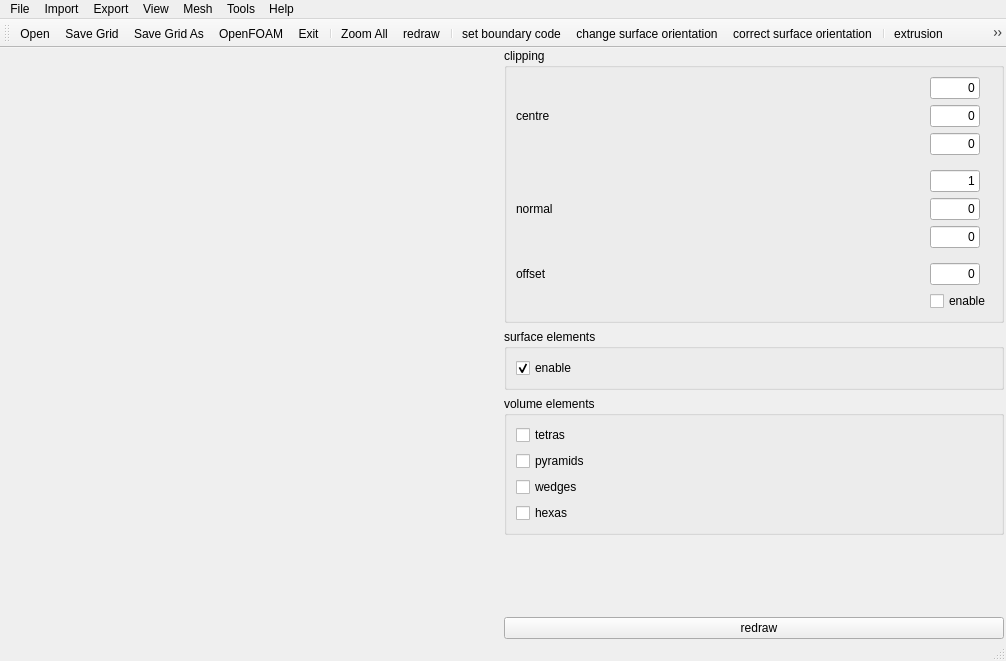
This is guimainwindow.ui in enGits/engrid as Qt 5 draws it before an edit. The edited form follows.
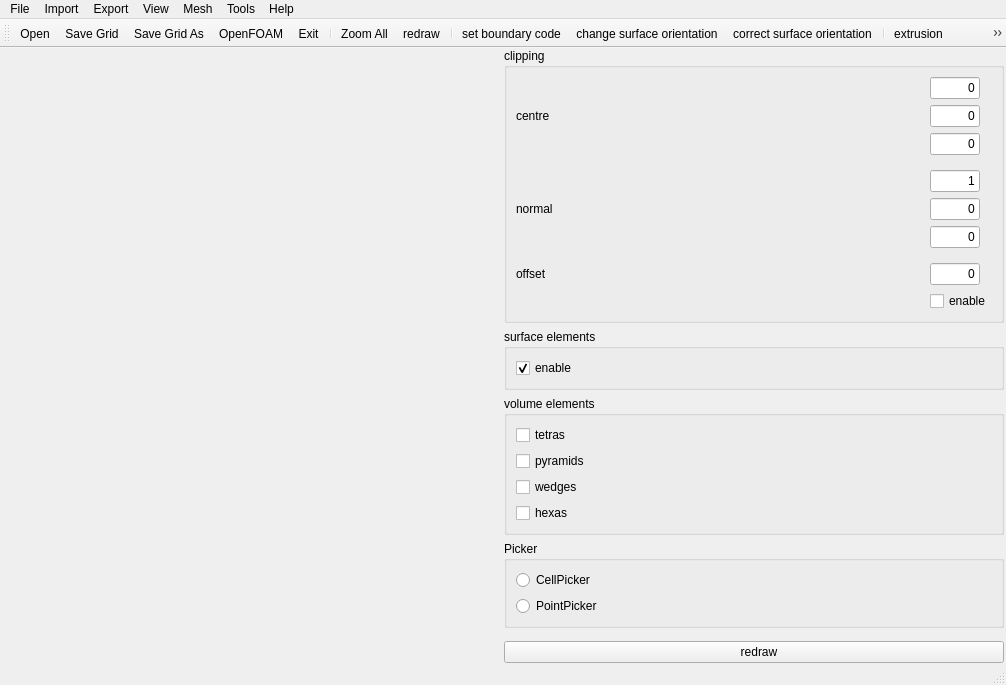
This is the edited form. Icons and pictures are not drawn. Custom widgets are drawn as their Qt base class.

Commit message: Added point picking

What changed in the file:
```diff
--- a/guimainwindow.ui
+++ b/guimainwindow.ui
@@ -6,7 +6,7 @@
     <x>0</x>
     <y>0</y>
     <width>1006</width>
-    <height>661</height>
+    <height>685</height>
    </rect>
   </property>
   <property name="windowTitle" >
@@ -247,7 +247,7 @@
       </layout>
      </widget>
     </item>
-    <item row="4" column="1" >
+    <item row="5" column="1" >
      <widget class="QPushButton" name="pushButtonRedraw" >
       <property name="text" >
        <string>   redraw</string>
@@ -295,7 +295,7 @@
       </layout>
      </widget>
     </item>
-    <item rowspan="5" row="0" column="0" >
+    <item rowspan="6" row="0" column="0" >
      <widget class="QVTKWidget" name="qvtkWidget" >
       <property name="cursor" >
        <cursorShape>ArrowCursor</cursorShape>
@@ -321,7 +321,7 @@
       </layout>
      </widget>
     </item>
-    <item row="3" column="1" >
+    <item row="4" column="1" >
      <spacer name="verticalSpacer" >
       <property name="orientation" >
        <enum>Qt::Vertical</enum>
@@ -334,6 +334,29 @@
       </property>
      </spacer>
     </item>
+    <item row="3" column="1" >
+     <widget class="QGroupBox" name="groupBox_4" >
+      <property name="title" >
+       <string>Picker</string>
+      </property>
+      <layout class="QVBoxLayout" name="verticalLayout" >
+       <item>
+        <widget class="QRadioButton" name="radioButton_CellPicker" >
+         <property name="text" >
+          <string>CellPicker</string>
+         </property>
+        </widget>
+       </item>
+       <item>
+        <widget class="QRadioButton" name="radioButton_PointPicker" >
+         <property name="text" >
+          <string>PointPicker</string>
+         </property>
+        </widget>
+       </item>
+      </layout>
+     </widget>
+    </item>
    </layout>
   </widget>
   <widget class="QMenuBar" name="menubar" >
```
The commit also changes 5 other files.
